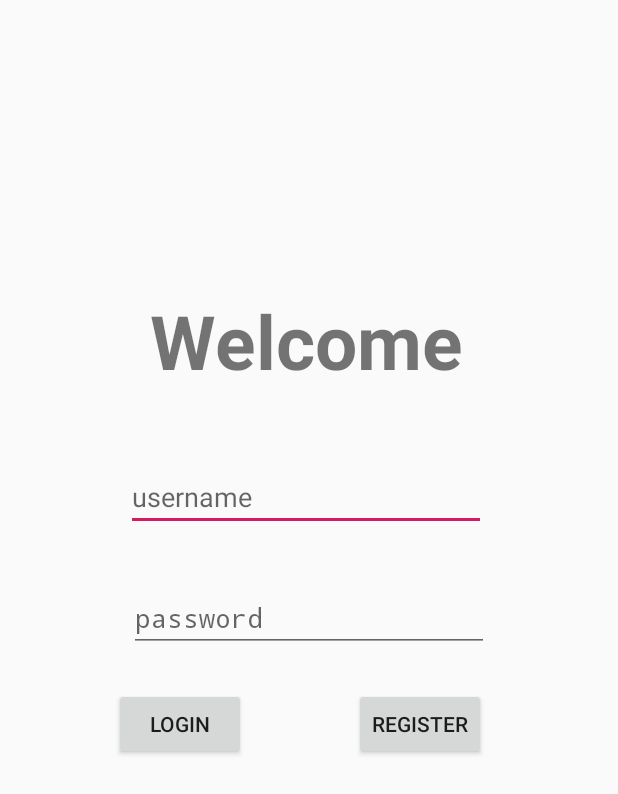
After one commit to A-gnesa/TestbottomLayout, an Android app: the LoginActivity screen opened directly, with no data from a screen before it, on a phone screen of 412 x 824 dp. The commit adds this screen. Shown: the top 794 px of the screen. Run offline under Robolectric (Android 15) with nearby library versions, the phone set to English and light mode, and no system bars.

```diff
--- a/app/build.gradle
+++ b/app/build.gradle
@@ -11,6 +11,10 @@ android {
         versionCode 1
         versionName "1.0"
         testInstrumentationRunner "androidx.test.runner.AndroidJUnitRunner"
+    }
+    compileOptions {
+        sourceCompatibility JavaVersion.VERSION_1_8
+        targetCompatibility JavaVersion.VERSION_1_8
     }
     buildTypes {
         release {
@@ -30,4 +34,6 @@ dependencies {
     //noinspection GradleCompatible
     implementation 'com.android.support:appcompat-v7:28.0.0'
     implementation 'androidx.recyclerview:recyclerview:1.2.0-alpha05'
+    implementation 'com.squareup.okhttp3:okhttp:3.14.2'
+    implementation 'com.squareup.okio:okio:1.17.4'
 }
--- a/app/src/main/java/com/example/testbottomlayout/LauncherActivity.java
+++ b/app/src/main/java/com/example/testbottomlayout/LauncherActivity.java
@@ -25,11 +25,11 @@ public class LauncherActivity extends Activity {
             public void run() {
                 startMainActivity();
             }
-        },2000);
+        },1000);
     }
 
     private void startMainActivity() {
-        Intent intent = new Intent(this,MainActivity.class);
+        Intent intent = new Intent(this,LoginActivity.class);
         startActivity(intent);
 //        关闭当前页面
         finish();
--- /dev/null
+++ b/app/src/main/java/com/example/testbottomlayout/LoginActivity.java
@@ -0,0 +1,57 @@
+package com.example.testbottomlayout;
+
+import android.app.Activity;
+import android.content.Intent;
+import android.os.Bundle;
+import android.view.View;
+import android.widget.Button;
+import android.widget.EditText;
+
+import androidx.annotation.Nullable;
+
+/**
+ * @author: Aori
+ * @date: 2020/11/1
+ * @describe:登录页面
+ */
+class LoginActivity extends Activity {
+    private EditText editText_User;
+    private EditText editText_Password;
+    private Button button_login;
+    private Button button_register;
+    @Override
+    protected void onCreate(@Nullable Bundle savedInstanceState) {
+        super.onCreate(savedInstanceState);
+        setContentView(R.layout.activity_login);
+        init_view();
+        verification_login();
+    }
+    public void init_view(){
+        editText_User = findViewById(R.id.editText_User);
+        editText_Password = findViewById(R.id.editText_password);
+        button_login = findViewById(R.id.button_login);
+        button_register=findViewById(R.id.button_register);
+
+    }
+
+    public void verification_login(){
+        /**
+         * @description 验证登录
+         * @param void
+         * @return void
+         * @author Aori
+         * @time 2020/11/1 21:19
+         */
+        String user = editText_User.getText().toString();
+        String password = editText_Password.getText().toString();
+        button_login.setOnClickListener(new View.OnClickListener() {
+            @Override
+            public void onClick(View v) {
+                if (user.equals(password)){
+                    Intent intent = new Intent(LoginActivity.this,MainActivity.class);
+                    startActivity(intent);
+                }
+            }
+        });
+    }
+}
--- a/app/src/main/java/com/example/testbottomlayout/fragment/MessageFragment.java
+++ b/app/src/main/java/com/example/testbottomlayout/fragment/MessageFragment.java
@@ -3,6 +3,7 @@ package com.example.testbottomlayout.fragment;
 import android.util.Log;
 import android.view.Gravity;
 import android.view.View;
+import android.widget.Button;
 import android.widget.TextView;
 
 import com.example.testbottomlayout.base.BaseFragment;
--- /dev/null
+++ b/app/src/main/res/layout/activity_login.xml
@@ -0,0 +1,88 @@
+<?xml version="1.0" encoding="utf-8"?>
+<androidx.constraintlayout.widget.ConstraintLayout xmlns:android="http://schemas.android.com/apk/res/android"
+    xmlns:app="http://schemas.android.com/apk/res-auto"
+    xmlns:tools="http://schemas.android.com/tools"
+    android:layout_width="match_parent"
+    android:layout_height="match_parent"
+    android:layout_centerVertical="true"
+
+   >
+
+    <Button
+        android:id="@+id/button_login"
+        android:layout_width="wrap_content"
+        android:layout_height="wrap_content"
+        android:layout_marginTop="24dp"
+        android:layout_marginRight="72dp"
+        android:text="login"
+        app:layout_constraintRight_toLeftOf="@+id/button_register"
+        app:layout_constraintTop_toBottomOf="@+id/editText_password"
+        tools:layout_constraintTop_creator="1" />
+
+    <Button
+        android:id="@+id/button_register"
+        android:layout_width="wrap_content"
+        android:layout_height="wrap_content"
+        android:layout_marginTop="24dp"
+        android:layout_marginRight="88dp"
+        android:text="register"
+        app:layout_constraintRight_toRightOf="parent"
+        app:layout_constraintTop_toBottomOf="@+id/editText_password"
+        tools:layout_constraintRight_creator="1"
+        tools:layout_constraintTop_creator="1" />
+
+    <EditText
+        android:id="@+id/editText_User"
+        android:layout_width="240dp"
+        android:layout_height="45dp"
+        android:layout_marginBottom="35dp"
+        android:layout_marginEnd="68dp"
+        android:layout_marginLeft="8dp"
+        android:layout_marginRight="8dp"
+        android:layout_marginStart="68dp"
+        android:ems="10"
+        android:hint="username"
+        android:inputType="textPersonName"
+        app:layout_constraintBottom_toTopOf="@+id/editText_password"
+        app:layout_constraintHorizontal_bias="0.516"
+        app:layout_constraintLeft_toLeftOf="@+id/editText_password"
+        app:layout_constraintRight_toRightOf="@+id/editText_password"
+        tools:layout_constraintLeft_creator="1"
+        tools:layout_constraintRight_creator="1"
+        tools:layout_editor_absoluteX="-15dp"
+        tools:layout_editor_absoluteY="152dp" />
+    <EditText
+        android:id="@+id/editText_password"
+        android:layout_width="240dp"
+        android:layout_height="45dp"
+        android:layout_marginEnd="69dp"
+        android:layout_marginLeft="0dp"
+        android:layout_marginRight="0dp"
+        android:layout_marginStart="69dp"
+        android:ems="10"
+        android:hint="password"
+        android:inputType="textPassword"
+        app:layout_constraintLeft_toLeftOf="@+id/button_login"
+        app:layout_constraintRight_toRightOf="@+id/button_register"
+        app:layout_constraintBottom_toBottomOf="parent"
+        app:layout_constraintEnd_toEndOf="parent"
+        app:layout_constraintStart_toStartOf="parent"
+        app:layout_constraintTop_toTopOf="parent"
+        />
+    <TextView
+        android:id="@+id/textView2"
+        android:layout_width="250dp"
+        android:layout_height="65dp"
+        android:layout_marginBottom="50dp"
+        android:layout_marginLeft="8dp"
+        android:layout_marginRight="8dp"
+        android:autoText="false"
+        android:text="Welcome"
+        android:textAlignment="center"
+        android:textSize="50sp"
+        android:textStyle="bold"
+        app:layout_constraintBottom_toTopOf="@+id/editText_User"
+        app:layout_constraintHorizontal_bias="0.509"
+        app:layout_constraintLeft_toLeftOf="@+id/editText_User"
+        app:layout_constraintRight_toRightOf="@+id/editText_User" />
+</androidx.constraintlayout.widget.ConstraintLayout>
```
Also changed, not shown: app/src/main/AndroidManifest.xml (+18 -3 lines), app/src/main/java/com/example/testbottomlayout/MainActivity.java (+65 -0 lines), app/src/main/java/com/example/testbottomlayout/User.java (added, +28 -0 lines), app/src/main/java/com/example/testbottomlayout/fragment/HomepageFragment.java (+7 -0 lines), app/src/main/java/com/example/testbottomlayout/fragment/MineFragment.java (+10 -0 lines), app/src/main/res/drawable-hdpi/background_login.png (added).
